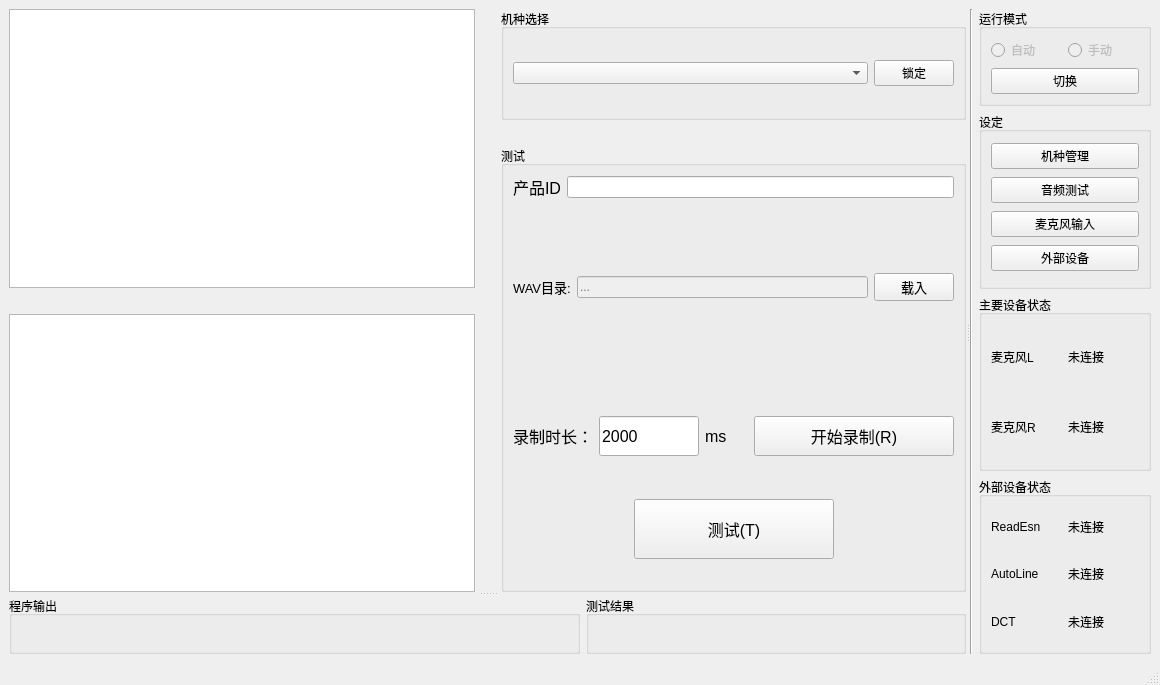
Before: the Qt Designer form mainwindow.ui in YeeeeRQ/SpeakerTest, drawn with Qt 5.
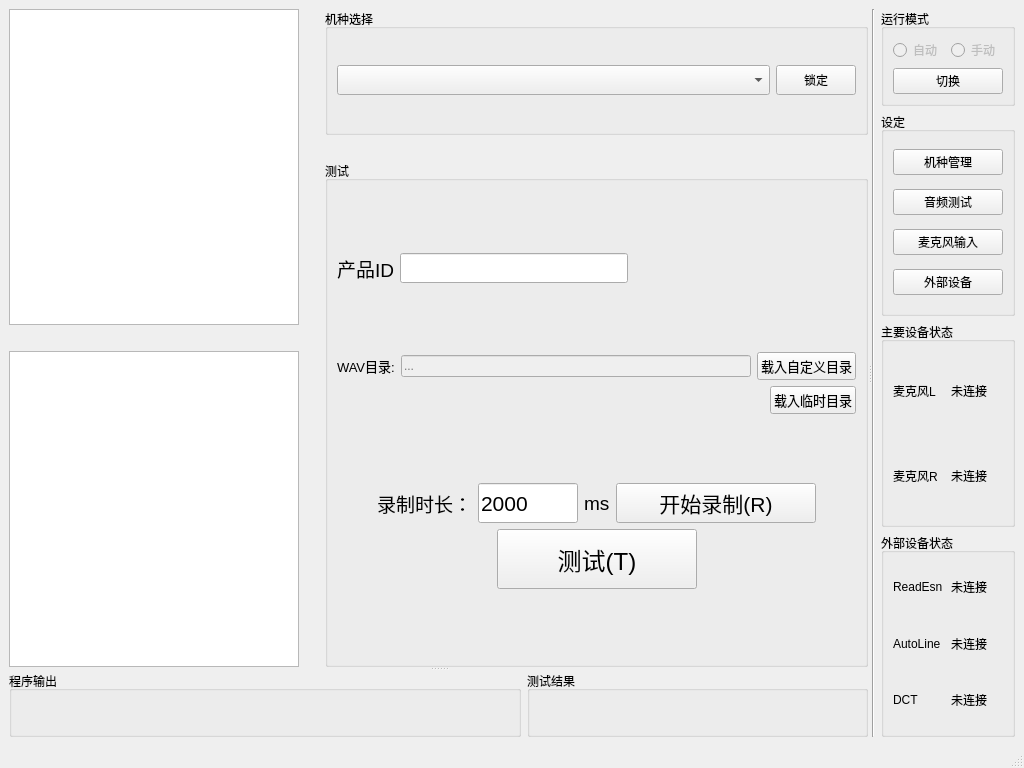
After: the same form once the commit is applied. Custom widgets are drawn as their Qt base class.

```diff
--- a/mainwindow.ui
+++ b/mainwindow.ui
@@ -6,10 +6,22 @@
    <rect>
     <x>0</x>
     <y>0</y>
-    <width>1160</width>
-    <height>685</height>
+    <width>1024</width>
+    <height>768</height>
    </rect>
   </property>
+  <property name="minimumSize">
+   <size>
+    <width>1024</width>
+    <height>768</height>
+   </size>
+  </property>
+  <property name="maximumSize">
+   <size>
+    <width>1920</width>
+    <height>1080</height>
+   </size>
+  </property>
   <property name="windowTitle">
    <string>MainWindow</string>
   </property>
@@ -48,7 +60,13 @@
             </spacer>
            </item>
            <item>
-            <widget class="QGraphicsView" name="graphicsView4WaveR"/>
+            <widget class="QGraphicsView" name="graphicsView4WaveR">
+             <property name="font">
+              <font>
+               <pointsize>14</pointsize>
+              </font>
+             </property>
+            </widget>
            </item>
           </layout>
          </item>
@@ -79,10 +97,28 @@
               <item>
                <layout class="QHBoxLayout" name="horizontalLayout" stretch="1,0">
                 <item>
-                 <widget class="QComboBox" name="comboBoxModelName"/>
+                 <widget class="QComboBox" name="comboBoxModelName">
+                  <property name="minimumSize">
+                   <size>
+                    <width>0</width>
+                    <height>30</height>
+                   </size>
+                  </property>
+                  <property name="font">
+                   <font>
+                    <pointsize>14</pointsize>
+                   </font>
+                  </property>
+                 </widget>
                 </item>
                 <item>
                  <widget class="QPushButton" name="btnLockOption4Model">
+                  <property name="minimumSize">
+                   <size>
+                    <width>0</width>
+                    <height>30</height>
+                   </size>
+                  </property>
                   <property name="text">
                    <string>锁定</string>
                   </property>
@@ -114,16 +150,14 @@
              <property name="title">
               <string>测试</string>
              </property>
-             <layout class="QHBoxLayout" name="horizontalLayout_5">
-              <item>
-               <layout class="QVBoxLayout" name="verticalLayout_4">
+             <layout class="QVBoxLayout" name="verticalLayout_10">
                 <item>
                  <layout class="QHBoxLayout" name="horizontalLayout_3">
                   <item>
                    <widget class="QLabel" name="label_10">
                     <property name="font">
                      <font>
-                      <pointsize>12</pointsize>
+                    <pointsize>14</pointsize>
                      </font>
                     </property>
                     <property name="text">
@@ -132,12 +166,38 @@
                    </widget>
                   </item>
                   <item>
-                   <widget class="QLineEdit" name="lineEdit4ProductID"/>
+                 <widget class="QLineEdit" name="lineEdit4ProductID">
+                  <property name="minimumSize">
+                   <size>
+                    <width>0</width>
+                    <height>30</height>
+                   </size>
+                  </property>
+                  <property name="maximumSize">
+                   <size>
+                    <width>300</width>
+                    <height>16777215</height>
+                   </size>
+                  </property>
+                 </widget>
+                </item>
+                <item>
+                 <spacer name="horizontalSpacer_5">
+                  <property name="orientation">
+                   <enum>Qt::Horizontal</enum>
+                  </property>
+                  <property name="sizeHint" stdset="0">
+                   <size>
+                    <width>40</width>
+                    <height>20</height>
+                   </size>
+                  </property>
+                 </spacer>
                   </item>
                  </layout>
                 </item>
                 <item>
-                 <layout class="QVBoxLayout" name="verticalLayout_10">
+               <layout class="QVBoxLayout" name="verticalLayout_4">
                   <item>
                    <layout class="QHBoxLayout" name="horizontalLayout_4">
                     <item>
@@ -182,14 +242,14 @@
                        </font>
                       </property>
                       <property name="text">
-                       <string>载入</string>
+                     <string>载入自定义目录</string>
                       </property>
                      </widget>
                     </item>
                    </layout>
                   </item>
                   <item>
-                   <layout class="QHBoxLayout" name="horizontalLayout_9">
+                 <layout class="QHBoxLayout" name="horizontalLayout_2">
                     <item>
                      <spacer name="horizontalSpacer_2">
                       <property name="orientation">
@@ -203,6 +263,18 @@
                       </property>
                      </spacer>
                     </item>
+                  <item>
+                   <widget class="QPushButton" name="btnLoadWavDir_2">
+                    <property name="font">
+                     <font>
+                      <pointsize>10</pointsize>
+                     </font>
+                    </property>
+                    <property name="text">
+                     <string>载入临时目录</string>
+                    </property>
+                   </widget>
+                  </item>
                    </layout>
                   </item>
                  </layout>
@@ -210,14 +282,27 @@
                 <item>
                  <layout class="QVBoxLayout" name="verticalLayout_3">
                   <item>
-                   <layout class="QHBoxLayout" name="horizontalLayout_2">
+                 <layout class="QHBoxLayout" name="horizontalLayout_17">
                     <item>
-                     <layout class="QHBoxLayout" name="horizontalLayout_15">
+                   <spacer name="horizontalSpacer_3">
+                    <property name="orientation">
+                     <enum>Qt::Horizontal</enum>
+                    </property>
+                    <property name="sizeHint" stdset="0">
+                     <size>
+                      <width>40</width>
+                      <height>20</height>
+                     </size>
+                    </property>
+                   </spacer>
+                  </item>
+                  <item>
+                   <layout class="QHBoxLayout" name="horizontalLayout_16">
                       <item>
                        <widget class="QLabel" name="label_2">
                         <property name="font">
                          <font>
-                          <pointsize>12</pointsize>
+                        <pointsize>14</pointsize>
                          </font>
                         </property>
                         <property name="text">
@@ -241,7 +326,7 @@
                         </property>
                         <property name="font">
                          <font>
-                          <pointsize>12</pointsize>
+                        <pointsize>16</pointsize>
                          </font>
                         </property>
                         <property name="text">
@@ -253,7 +338,7 @@
                        <widget class="QLabel" name="label_3">
                         <property name="font">
                          <font>
-                          <pointsize>12</pointsize>
+                        <pointsize>14</pointsize>
                          </font>
                         </property>
                         <property name="text">
@@ -271,7 +356,7 @@
                         </property>
                         <property name="font">
                          <font>
-                          <pointsize>12</pointsize>
+                        <pointsize>16</pointsize>
                          </font>
                         </property>
                         <property name="text">
@@ -281,29 +366,18 @@
                       </item>
                      </layout>
                     </item>
-                   </layout>
-                  </item>
                   <item>
-                   <layout class="QHBoxLayout" name="horizontalLayout_10"/>
-                  </item>
-                  <item>
-                   <layout class="QHBoxLayout" name="horizontalLayout_13">
-                    <item>
-                     <layout class="QHBoxLayout" name="horizontalLayout_12">
-                      <item>
-                       <spacer name="horizontalSpacer_9">
+                   <spacer name="horizontalSpacer_4">
                         <property name="orientation">
                          <enum>Qt::Horizontal</enum>
                         </property>
                         <property name="sizeHint" stdset="0">
                          <size>
-                          <width>10</width>
-                          <height>17</height>
+                      <width>40</width>
+                      <height>20</height>
                          </size>
                         </property>
                        </spacer>
-                      </item>
-                     </layout>
                     </item>
                    </layout>
                   </item>
@@ -344,7 +418,7 @@
                       </property>
                       <property name="font">
                        <font>
-                        <pointsize>12</pointsize>
+                      <pointsize>18</pointsize>
                        </font>
                       </property>
                       <property name="text">
@@ -370,8 +444,6 @@
                  </layout>
                 </item>
                </layout>
-              </item>
-             </layout>
             </widget>
            </item>
           </layout>
```
Left out of the diff: 4 changed lines with no effect on the pictures. Lines whose indentation alone changed are shown as unchanged.
